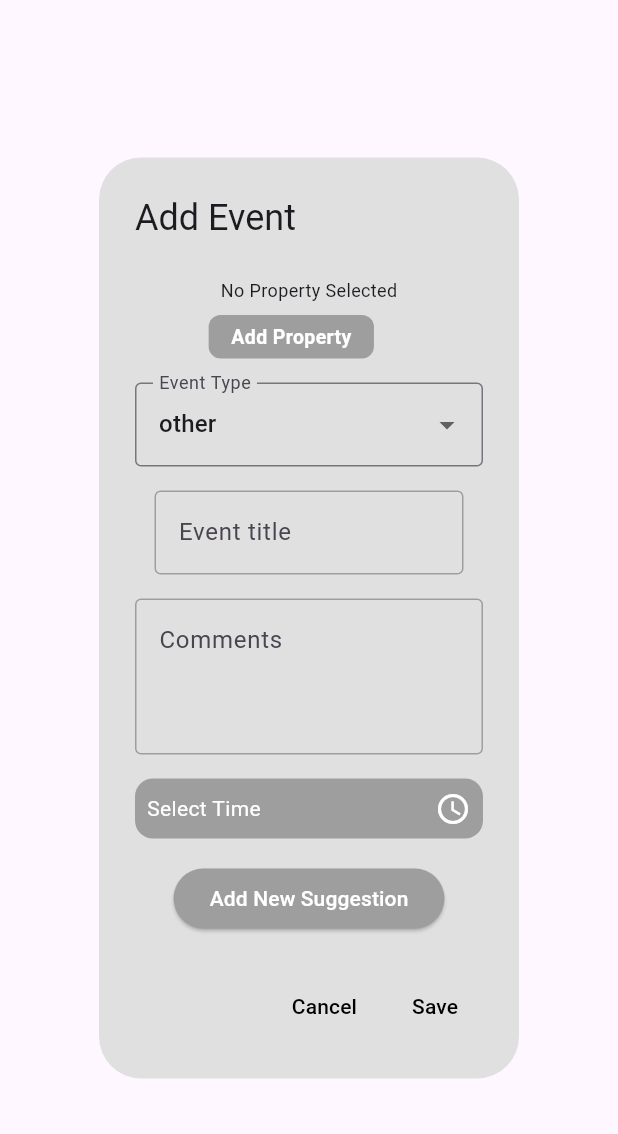
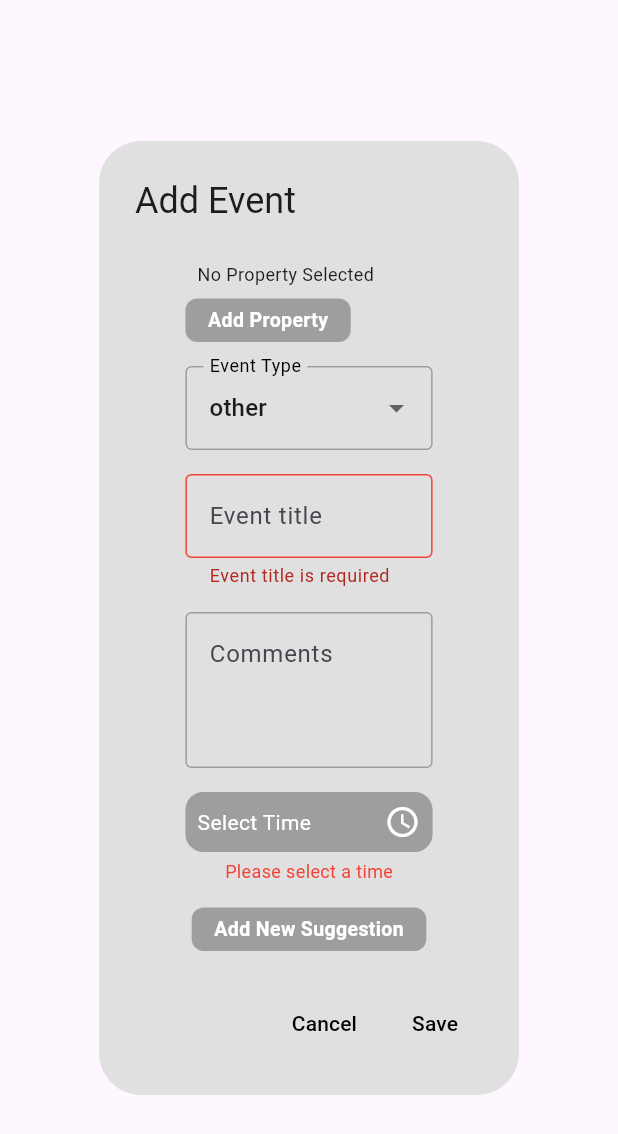
Before and after one commit to nomispal/calendar, a Flutter app: the EventDialog widget shown alone on an empty page, opened directly with empty values, after a tap on "Save", on a phone screen of 412 x 824 dp. Shown: the top 1134 px of the screen. Run offline on Flutter 3.47's test engine with Material 3 defaults, Android fonts, the phone set to English and light mode, and no system bars; our stand-ins replace cloud_firestore, firebase_core, table_calendar; accounts and stored records are empty.

```diff
--- a/lib/components/event_dialog.dart
+++ b/lib/components/event_dialog.dart
@@ -8,14 +8,14 @@ class EventDialog extends StatefulWidget {
   final DateTime date;
   final Map<DateTime, String> selectedAddresses;
   final Function() onSave;
-  final Event? event; // Optional event parameter for updating
+  final Event? event;
 
   const EventDialog({
     Key? key,
     required this.date,
     required this.onSave,
     required this.selectedAddresses,
-    this.event, // Add this line
+    this.event,
   }) : super(key: key);
 
   @override
@@ -24,24 +24,41 @@ class EventDialog extends StatefulWidget {
 
 class _EventDialogState extends State<EventDialog> {
   final TextEditingController _titleController = TextEditingController();
+  late TextEditingController _autocompleteController = TextEditingController();
   final TextEditingController _descriptionController = TextEditingController();
   String _selectedAddress = '';
   TimeOfDay? _selectedTime;
-  String _selectedType = 'other'; // Default to 'other'
+  String _selectedType = 'other';
   List<String> _eventSuggestions = [];
   final FirebaseFirestore _firestore = FirebaseFirestore.instance;
+  String? _titleError;
+  String? _timeError;
 
   @override
   void initState() {
     super.initState();
+    _titleController.addListener(() {
+      if (_titleController.text.isNotEmpty && _titleError != null) {
+        setState(() => _titleError = null);
+      }
+    });
     _loadSuggestions();
     if (widget.event != null) {
       _titleController.text = widget.event!.title;
+      _autocompleteController.text = widget.event!.title;
       _descriptionController.text = widget.event!.description ?? '';
       _selectedTime = TimeOfDay.fromDateTime(widget.event!.startTime);
       _selectedAddress = widget.selectedAddresses[widget.date] ?? '';
-      _selectedType = widget.event!.type; // Set the event type
+      _selectedType = widget.event!.type;
     }
+  }
+
+  @override
+  void dispose() {
+    _titleController.dispose();
+    _autocompleteController.dispose();
+    _descriptionController.dispose();
+    super.dispose();
   }
 
   Future<void> _loadSuggestions() async {
@@ -104,27 +121,37 @@ class _EventDialogState extends State<EventDialog> {
     if (pickedTime != null) {
       setState(() {
         _selectedTime = pickedTime;
+        _timeError = null;
       });
     }
   }
 
   @override
   Widget build(BuildContext context) {
+    final dialogWidth = MediaQuery.of(context).size.width * 0.4;
+
     return AlertDialog(
       backgroundColor: Colors.grey[300],
       title: const Text('Add Event'),
-      content: Column(
+      content: SizedBox(
+        width: dialogWidth,
+        child: SingleChildScrollView(
+          child: Column(
             mainAxisSize: MainAxisSize.min,
             children: [
-          // Location Widget
               Column(
                 crossAxisAlignment: CrossAxisAlignment.start,
                 children: [
-              Padding(
+                  Container(
+                    width: dialogWidth,
                     padding: const EdgeInsets.all(8.0),
                     child: Text(
-                  _selectedAddress.isEmpty ? 'No Property Selected' : _selectedAddress,
+                      _selectedAddress.isEmpty
+                          ? 'No Property Selected'
+                          : _selectedAddress,
                       style: const TextStyle(fontSize: 12.0),
+                      overflow: TextOverflow.ellipsis,
+                      maxLines: 2,
                     ),
                   ),
                   GestureDetector(
@@ -146,6 +173,8 @@ class _EventDialogState extends State<EventDialog> {
                         });
                       }
                     },
+                    child: MouseRegion(
+                      cursor: SystemMouseCursors.click,
                       child: Container(
                         padding: const EdgeInsets.symmetric(vertical: 5, horizontal: 15),
                         decoration: BoxDecoration(
@@ -154,19 +183,30 @@ class _EventDialogState extends State<EventDialog> {
                         ),
                         child: Text(
                           _selectedAddress.isEmpty ? 'Add Property' : 'Change Property',
-                    style: const TextStyle(fontSize: 13, fontWeight: FontWeight.w600, color: Colors.white),
+                          style: const TextStyle(
+                              fontSize: 13,
+                              fontWeight: FontWeight.w600,
+                              color: Colors.white),
+                        ),
                       ),
                     ),
                   ),
                 ],
               ),
               const SizedBox(height: 16.0),
-          // Event Type Dropdown
-          DropdownButtonFormField<String>(
+              SizedBox(
+                width: dialogWidth,
+                child: DropdownButtonFormField<String>(
                   value: _selectedType,
+                  dropdownColor: Colors.grey[300],
                   decoration: const InputDecoration(
+                    labelStyle: TextStyle(color: Colors.black),
                     labelText: 'Event Type',
                     border: OutlineInputBorder(),
+                    focusedBorder: OutlineInputBorder(
+                        borderSide: BorderSide(color: Colors.black)),
+                    enabledBorder: OutlineInputBorder(
+                        borderSide: BorderSide(color: Colors.grey)),
                   ),
                   items: ['meeting', 'personal', 'work', 'social', 'other']
                       .map((type) => DropdownMenuItem(
@@ -175,68 +215,64 @@ class _EventDialogState extends State<EventDialog> {
                   ))
                       .toList(),
                   onChanged: (value) {
-              setState(() {
-                _selectedType = value!;
-              });
+                    setState(() => _selectedType = value!);
                   },
                 ),
+              ),
               const SizedBox(height: 16.0),
-          // Title Autocomplete
               SizedBox(
-            width: MediaQuery.of(context).size.width * 0.5,
+                width: dialogWidth,
                 child: Autocomplete<String>(
                   optionsBuilder: (TextEditingValue textEditingValue) {
                     if (textEditingValue.text.isEmpty) {
                       return const Iterable<String>.empty();
                     }
-                return _eventSuggestions.where((String suggestion) {
-                  return suggestion
-                      .toLowerCase()
-                      .contains(textEditingValue.text.toLowerCase());
-                });
+                    return _eventSuggestions.where((suggestion) =>
+                        suggestion.toLowerCase().contains(textEditingValue.text.toLowerCase()));
                   },
-              onSelected: (String selection) {
+                  onSelected: (selection) {
                     _titleController.text = selection;
+                    _autocompleteController.text = selection;
                   },
-              fieldViewBuilder: (BuildContext context,
-                  TextEditingController textEditingController,
-                  FocusNode focusNode,
-                  VoidCallback onFieldSubmitted) {
+                  fieldViewBuilder: (context, controller, focusNode, onSubmitted) {
+                    _autocompleteController = controller;
                     return TextField(
-                  controller: textEditingController,
+                      controller: controller,
                       focusNode: focusNode,
+                      onChanged: (value) {
+                        _titleController.text = value;
+                      },
                       decoration: InputDecoration(
                         hintText: 'Event title',
+                        errorText: _titleError,
+                        errorBorder: const OutlineInputBorder(
+                            borderSide: BorderSide(color: Colors.red)),
+                        focusedErrorBorder: const OutlineInputBorder(
+                            borderSide: BorderSide(color: Colors.red)),
                         focusedBorder: const OutlineInputBorder(
-                      borderSide: BorderSide(color: Colors.black),
-                    ),
+                            borderSide: BorderSide(color: Colors.black)),
                         enabledBorder: const OutlineInputBorder(
-                      borderSide: BorderSide(color: Colors.grey),
-                    ),
+                            borderSide: BorderSide(color: Colors.grey)),
                       ),
                     );
                   },
-              optionsViewBuilder: (BuildContext context,
-                  AutocompleteOnSelected<String> onSelected,
-                  Iterable<String> options) {
+                  optionsViewBuilder: (context, onSelected, options) {
                     return Align(
                       alignment: Alignment.topLeft,
                       child: Material(
                         elevation: 4.0,
                         color: Colors.grey[300],
                         child: Container(
-                      width: MediaQuery.of(context).size.width * 0.5,
+                          width: dialogWidth,
                           constraints: const BoxConstraints(maxHeight: 200),
                           child: ListView.builder(
                             padding: EdgeInsets.zero,
                             itemCount: options.length,
-                        itemBuilder: (BuildContext context, int index) {
-                          final String option = options.elementAt(index);
+                            itemBuilder: (context, index) {
+                              final option = options.elementAt(index);
                               return ListTile(
                                 title: Text(option),
-                            onTap: () {
-                              onSelected(option);
-                            },
+                                onTap: () => onSelected(option),
                               );
                             },
                           ),
@@ -247,71 +283,99 @@ class _EventDialogState extends State<EventDialog> {
                 ),
               ),
               const SizedBox(height: 16.0),
-          // Description TextField
-          TextField(
+              SizedBox(
+                width: dialogWidth,
+                child: TextField(
                   controller: _descriptionController,
                   decoration: const InputDecoration(
                     hintText: 'Comments',
                     focusedBorder: OutlineInputBorder(
-                borderSide: BorderSide(color: Colors.black),
-              ),
+                        borderSide: BorderSide(color: Colors.black)),
                     enabledBorder: OutlineInputBorder(
-                borderSide: BorderSide(color: Colors.grey),
-              ),
+                        borderSide: BorderSide(color: Colors.grey)),
                   ),
                   maxLines: 3,
                 ),
+              ),
               const SizedBox(height: 16.0),
-          // Time Picker
+              SizedBox(
+                width: dialogWidth,
+                child: Column(
+                  children: [
                     GestureDetector(
                       onTap: _pickTime,
                       child: Container(
                         padding: const EdgeInsets.all(8.0),
                         decoration: BoxDecoration(
                             color: Colors.grey,
-                borderRadius: BorderRadius.circular(12.0),
-              ),
+                            borderRadius: BorderRadius.circular(12.0)),
                         child: Row(
                           mainAxisAlignment: MainAxisAlignment.spaceBetween,
                           children: [
-                  Text(
-                    _selectedTime == null
-                        ? 'Select Time'
-                        : _selectedTime!.format(context),
-                    style: const TextStyle(color: Colors.white),
-                  ),
+                            Text(_selectedTime?.format(context) ?? 'Select Time',
+                                style: const TextStyle(color: Colors.white)),
                             const Icon(Icons.access_time, color: Colors.white),
                           ],
                         ),
                       ),
                     ),
-          const SizedBox(height: 16.0),
-          // Add New Suggestion Button
-          ElevatedButton(
-            onPressed: _addNewSuggestionDialog,
-            style: ElevatedButton.styleFrom(
-              backgroundColor: Colors.grey,
-            ),
-            child: const Text(
-              'Add New Suggestion',
-              style: TextStyle(color: Colors.white),
+                    if (_timeError != null)
+                      Padding(
+                        padding: const EdgeInsets.only(top: 4.0),
+                        child: Text(
+                          _timeError!,
+                          style: const TextStyle(color: Colors.red, fontSize: 12),
                         ),
                       ),
                   ],
                 ),
+              ),
+              const SizedBox(height: 16.0),
+              GestureDetector(
+                onTap: _addNewSuggestionDialog,
+                child: MouseRegion(
+                  cursor: SystemMouseCursors.click,
+                  child: Container(
+                    padding: const EdgeInsets.symmetric(vertical: 5, horizontal: 15),
+                    decoration: BoxDecoration(
+                      color: Colors.grey,
+                      borderRadius: BorderRadius.circular(8),
+                    ),
+                    child: const Text(
+                      'Add New Suggestion',
+                      style: TextStyle(
+                        fontSize: 13,
+                        fontWeight: FontWeight.w600,
+                        color: Colors.white,
+                      ),
+                    ),
+                  ),
+                ),
+              ),
+            ],
+          ),
+        ),
+      ),
       actions: [
-        // Cancel Button
         TextButton(
           onPressed: () => Navigator.pop(context),
-          style: TextButton.styleFrom(
-            foregroundColor: Colors.black,
-          ),
+          style: TextButton.styleFrom(foregroundColor: Colors.black),
           child: const Text('Cancel'),
         ),
-        // Save Button
         TextButton(
           onPressed: () {
-            if (_titleController.text.isNotEmpty && _selectedTime != null) {
+            final currentTitle = _autocompleteController.text;
+
+            setState(() {
+              _titleError = currentTitle.isEmpty
+                  ? 'Event title is required'
+                  : null;
+              _timeError = _selectedTime == null
+                  ? 'Please select a time'
+                  : null;
+            });
+
+            if (currentTitle.isNotEmpty && _selectedTime != null) {
               final selectedDateTime = DateTime(
                 widget.date.year,
                 widget.date.month,
@@ -320,18 +384,16 @@ class _EventDialogState extends State<EventDialog> {
                 _selectedTime!.minute,
               );
 
-              final address = _selectedAddress.isNotEmpty
+              final event = Event(
+                title: currentTitle,
+                date: selectedDateTime,
+                id: widget.event?.id ?? '',
+                address: _selectedAddress.isNotEmpty
                     ? _selectedAddress
-                  : 'No Address Selected';
-
-              final event = Event(
-                title: _titleController.text,
-                date: selectedDateTime,
-                id: widget.event?.id ?? '', // Use existing ID if updating
-                address: address,
+                    : 'No Address Selected',
                 startTime: selectedDateTime,
                 description: _descriptionController.text,
-                type: _selectedType, // Include the selected type
+                type: _selectedType,
               );
 
               if (widget.event == null) {
@@ -344,9 +406,7 @@ class _EventDialogState extends State<EventDialog> {
               Navigator.pop(context);
             }
           },
-          style: TextButton.styleFrom(
-            foregroundColor: Colors.black,
-          ),
+          style: TextButton.styleFrom(foregroundColor: Colors.black),
           child: const Text('Save'),
         ),
       ],
--- a/lib/components/event_filter.dart
+++ b/lib/components/event_filter.dart
@@ -9,6 +9,8 @@ class EventFilterButton extends StatelessWidget {
   Widget build(BuildContext context) {
     return Padding(
       padding: const EdgeInsets.all(8.0),
+      child: MouseRegion(
+        cursor: SystemMouseCursors.click,
         child: GestureDetector(
           onTap: onTap,
           child: Container(
@@ -33,6 +35,7 @@ class EventFilterButton extends StatelessWidget {
             ),
           ),
         ),
+      ),
     );
   }
 }
```
Also changed, not shown: lib/components/home_calendar.dart (+220 -127 lines). Lines whose indentation alone changed are shown as unchanged.
